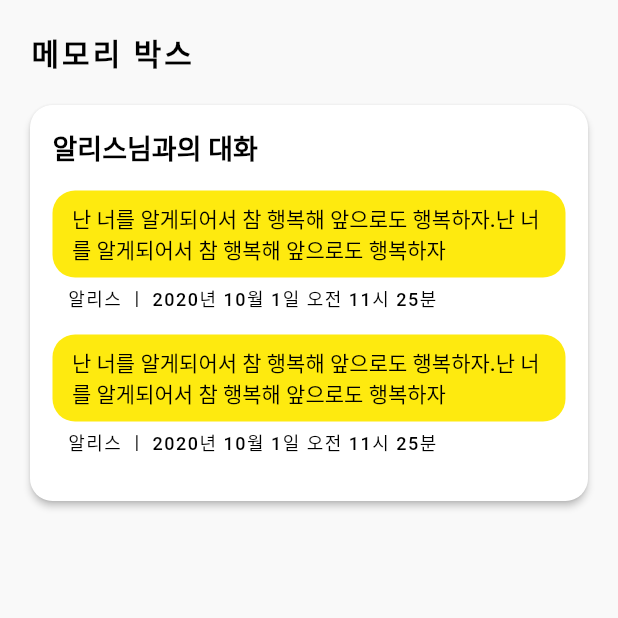
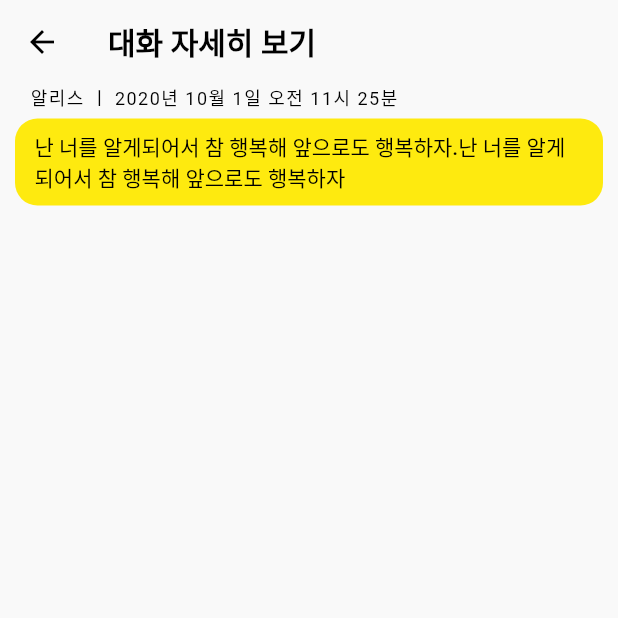
Before and after one commit to meannnj/katalkhae, a Flutter app: the MemoryScreen screen opened directly, after a tap on an icon or button, on a phone screen of 412 x 824 dp, the top half of it. Run offline on Flutter 3.47's test engine with Material 2 defaults, Android fonts, the phone set to English and light mode, and no system bars; our stand-ins replace file_picker, google_mobile_ads, logger; missing offline and left inert: file_picker_cross.

Commit message:
앱오프닝광고 소스삽입(실행x) 대화 자세히보기 추가(진행중)

```diff
--- a/lib/items/my_memory.dart
+++ b/lib/items/my_memory.dart
@@ -19,6 +19,7 @@ class MyMemory extends StatelessWidget {
       children: [
         TextButton(
           onPressed: () {},
+            //onPressed: onPressed!,
           style: TextButton.styleFrom(
             primary: Colors.black,
             minimumSize: const Size(390, 40),
--- a/lib/screens/memory_screen.dart
+++ b/lib/screens/memory_screen.dart
@@ -2,6 +2,7 @@ import 'package:flutter/cupertino.dart';
 import 'package:flutter/material.dart';
 import 'package:katalkhae/config/palette.dart';
 import 'package:katalkhae/items/my_memory.dart';
+import 'package:katalkhae/screens/talkDetail_screen.dart';
 
 class MemoryScreen extends StatelessWidget {
   const MemoryScreen({Key? key}) : super(key: key);
@@ -57,7 +58,7 @@ class MemoryScreen extends StatelessWidget {
                                 top: 15, bottom: 15, left: 15, right: 15),
                             child: Column(
                                 crossAxisAlignment: CrossAxisAlignment.start,
-                                children: const [
+                                children: [
                                   Text(
                                     '알리스님과의 대화',
                                     style: TextStyle(
@@ -70,14 +71,79 @@ class MemoryScreen extends StatelessWidget {
                                     height: 15,
                                   ),
 
-                                  MyMemory(
-                                    text: '난 너를 알게되어서 참 행복해 앞으로도 행복하자.난 너를 알게되어서 참 행복해 앞으로도 행복하자',
-                                    target: '알리스',
-                                    date: '2020년 10월 1일 오전 11시 25분',
-                                  ),
+                                    TextButton(
+                                      onPressed: () {
+                                        Navigator.push(
+                                          context,
+                                          MaterialPageRoute(
+                                              builder: (context) => talkDetail()),
+                                        );
+                                      },
+                                        style: TextButton.styleFrom(
+                                          primary: Colors.black,
+                                          minimumSize: Size(390, 40),
+                                          backgroundColor: Palette.talkColor,
+                                          shape: RoundedRectangleBorder(
+                                            borderRadius:
+                                            BorderRadius.circular(15),
+                                            //side: BorderSide(color: Colors.red)
+                                          ),
+                                        ),
+                                        child: Flexible(
+                                          child: Container(
+                                              padding: EdgeInsets.only(
+                                                  left: 5, right: 5),
+                                              alignment: Alignment(-1, 0),
+                                              child: Text(
+                                                  '난 너를 알게되어서 참 행복해 앞으로도 행복하자.난 너를 알게되어서 참 행복해 앞으로도 행복하자')),
+                                        )),
+                                     SizedBox(
+                                      height: 5,
+                                    ),
+                                    Container(
+                                      padding: EdgeInsets.only(left: 10),
+                                      child: Row(
+                                        mainAxisAlignment:
+                                        MainAxisAlignment.start,
+                                        children: [
+                                          Text(
+                                            '알리스',
+                                            style: TextStyle(
+                                              letterSpacing: 1.0,
+                                              fontSize: 12,
+                                              color: Colors.black,
+                                              //fontWeight: FontWeight.bold,
+                                            ),
+                                          ),
+                                          Text(
+                                            ' ㅣ ',
+                                            style: TextStyle(
+                                              letterSpacing: 1.0,
+                                              fontSize: 12,
+                                              color: Colors.black,
+                                              //fontWeight: FontWeight.bold,
+                                            ),
+                                          ),
+                                          Text(
+                                            '2020년 10월 1일 오전 11시 25분',
+                                            style: TextStyle(
+                                              letterSpacing: 1.0,
+                                              fontSize: 12,
+                                              color: Colors.black,
+                                              //fontWeight: FontWeight.bold,
+                                            ),
+                                          ),
+                                        ],
+                                      ),
+                                    ),
+
+                                    const SizedBox(
+                                      height: 15,
+                                    ),
+
 
                                   MyMemory(
-                                    text: '난 너를 알게되어서 참 행복해 앞으로도 행복하자.난 너를 알게되어서 참 행복해 앞으로도 행복하자',
+                                    text: '난 너를 알게되어서 참 행복해 앞으로도 행복하자.',
                                     target: '알리스',
                                     date: '2020년 10월 1일 오전 11시 25분',
                                   ),
--- /dev/null
+++ b/lib/screens/talkDetail_screen.dart
@@ -0,0 +1,114 @@
+import 'package:flutter/material.dart';
+import 'package:flutter/cupertino.dart';
+import 'package:katalkhae/config/palette.dart';
+
+class talkDetail extends StatelessWidget {
+  const talkDetail({Key? key}) : super(key: key);
+
+  @override
+  Widget build(BuildContext context) {
+    return Scaffold(
+        appBar: AppBar(
+          title: const Text(
+            '대화 자세히 보기',
+            style: TextStyle(fontWeight: FontWeight.bold),
+          ),
+          elevation: 0.0,
+          backgroundColor: Palette.backgroundColor,
+        ),
+        body: Scaffold(
+          backgroundColor: Palette.backgroundColor, //Colors.white,
+          body: SingleChildScrollView(
+            scrollDirection: Axis.vertical,
+            child: SafeArea(
+              child: Padding(
+                padding: const EdgeInsets.only(top: 0, left: 10, right: 10),
+                child: Column(
+                  crossAxisAlignment: CrossAxisAlignment.start,
+                  children: [
+
+                    Column(
+                      mainAxisAlignment: MainAxisAlignment.center,
+                      children: [
+                        Container(
+                          padding: EdgeInsets.only(left: 10),
+                          child: Row(
+                            mainAxisAlignment:
+                            MainAxisAlignment.start,
+                            children: [
+                              Text(
+                                '알리스',
+                                style: TextStyle(
+                                  letterSpacing: 1.0,
+                                  fontSize: 12,
+                                  color: Colors.black,
+                                  //fontWeight: FontWeight.bold,
+                                ),
+                              ),
+                              Text(
+                                ' ㅣ ',
+                                style: TextStyle(
+                                  letterSpacing: 1.0,
+                                  fontSize: 12,
+                                  color: Colors.black,
+                                  //fontWeight: FontWeight.bold,
+                                ),
+                              ),
+                              Text(
+                                '2020년 10월 1일 오전 11시 25분',
+                                style: TextStyle(
+                                  letterSpacing: 1.0,
+                                  fontSize: 12,
+                                  color: Colors.black,
+                                  //fontWeight: FontWeight.bold,
+                                ),
+                              ),
+                            ],
+                          ),
+                        ),
+
+                        SizedBox(
+                          height: 5,
+                        ),
+
+                        TextButton(
+                            onPressed: () {
+                              Navigator.push(
+                                context,
+                                MaterialPageRoute(
+                                    builder: (context) => talkDetail()),
+                              );
+                            },
+                            style: TextButton.styleFrom(
+                              primary: Colors.black,
+                              minimumSize: Size(390, 40),
+                              backgroundColor: Palette.talkColor,
+                              shape: RoundedRectangleBorder(
+                                borderRadius:
+                                BorderRadius.circular(15),
+                                //side: BorderSide(color: Colors.red)
+                              ),
+                            ),
+                            child: Flexible(
+                              child: Container(
+                                  padding: EdgeInsets.only(
+                                      left: 5, right: 5),
+                                  alignment: Alignment(-1, 0),
+                                  child: Text(
+                                      '난 너를 알게되어서 참 행복해 앞으로도 행복하자.난 너를 알게되어서 참 행복해 앞으로도 행복하자')),
+                            )),
+
+                        const SizedBox(
+                          height: 15.0,
+                        ),
+                      ],
+                    )
+                  ],
+                ),
+              ),
+            ),
+          ),
+        )
+        );
+  }
+}
--- a/pubspec.yaml
+++ b/pubspec.yaml
@@ -46,8 +46,10 @@ dependencies:
   #파이어베이스 연동 시
   #firebase_core: ^1.3.0
   #cloud_firestore: ^2.2.2
-  #이게 에러가 많 ^1.0.0
+  #밑에 버전 이게 에러가 많아  ^1.0.0
   google_mobile_ads: ^0.12.1
+  #앱오프닝
+  #native_admob_flutter: ^1.4.0
 
 dev_dependencies:
   flutter_test:
```
Also changed, not shown: lib/main.dart (+10 -1 lines).
